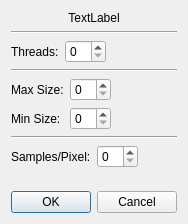
First picture: the form in src/ui/dialogs/path_tracing_parameters_nd.ui, repository cppd/math, before the edit.
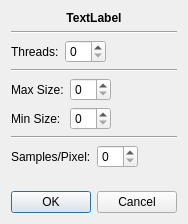
Second picture: the form after the edit.

The edit to the form file:
```diff
--- a/src/ui/dialogs/path_tracing_parameters_nd.ui
+++ b/src/ui/dialogs/path_tracing_parameters_nd.ui
@@ -15,7 +15,13 @@
   </property>
   <layout class="QVBoxLayout" name="verticalLayout">
    <item>
-    <widget class="QLabel" name="label_description">
+    <widget class="QLabel" name="label_space">
+     <property name="font">
+      <font>
+       <weight>75</weight>
+       <bold>true</bold>
+      </font>
+     </property>
      <property name="text">
       <string>TextLabel</string>
      </property>
```
